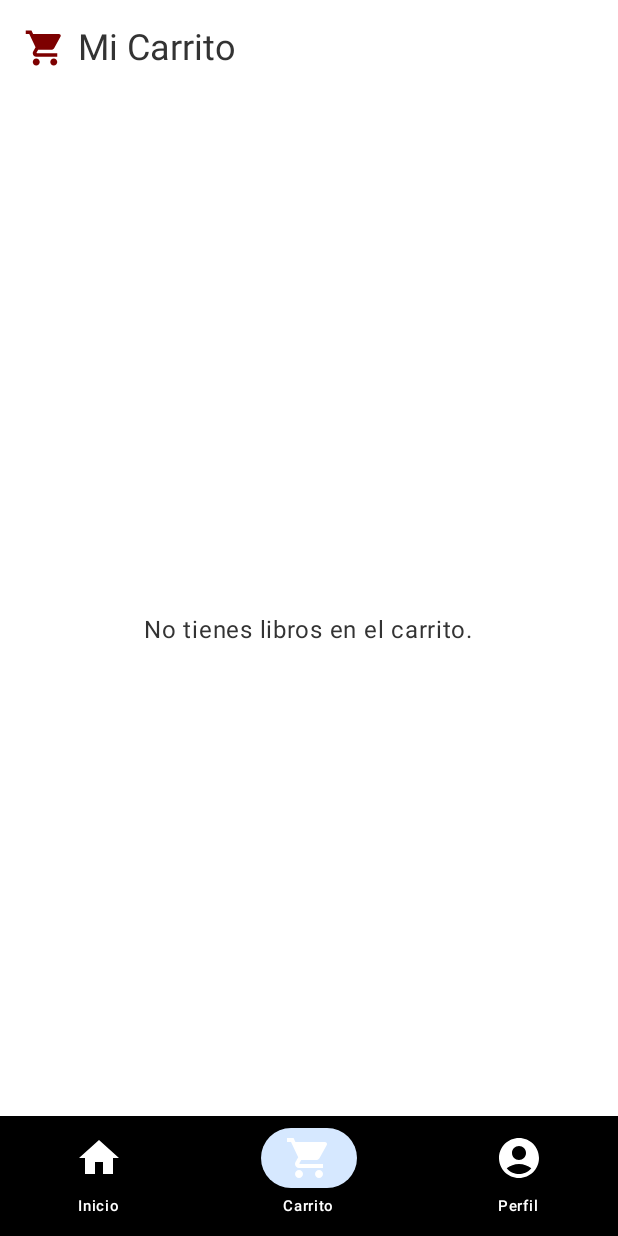
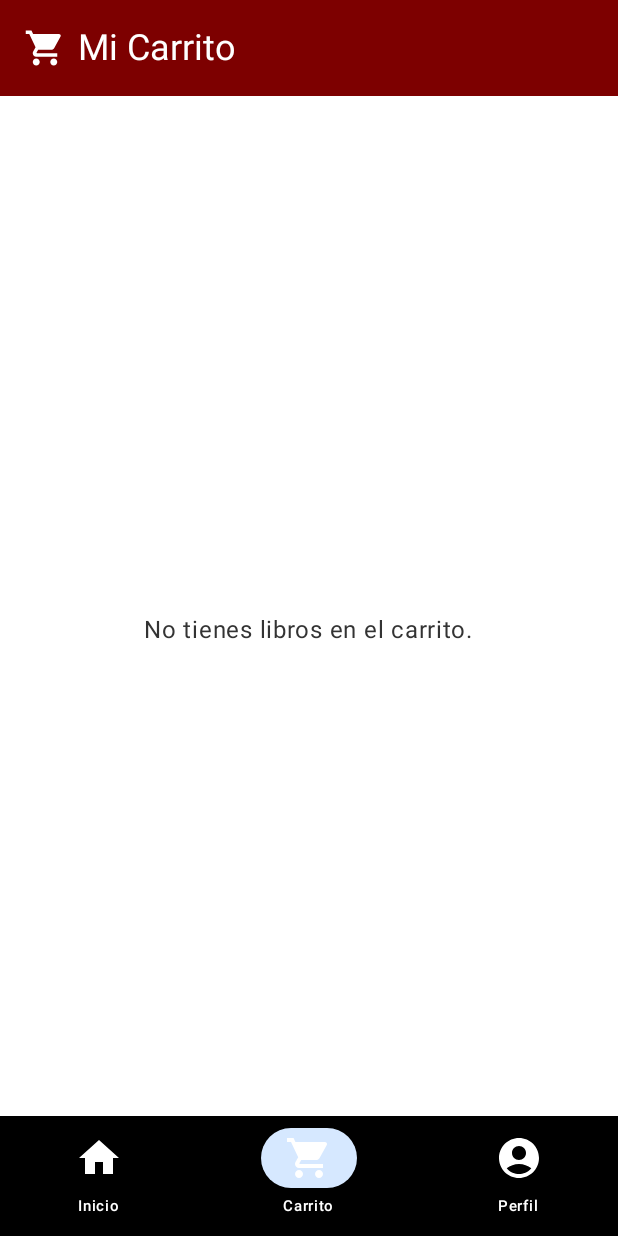
Before and after one commit to liamell/WhatABookMobile, an Android app built with Jetpack Compose: the CartScreen screen opened through its navigation route, on a phone screen of 412 x 824 dp. Run offline under Robolectric (Android 15) with nearby library versions, the phone set to English and light mode, and no system bars; our stand-ins replace Dagger/Hilt's generated code; pictures from the network do not load.

```diff
--- a/app/src/main/java/edu/ucne/whatabook/presentation/screens/cartscreen/CartScreen.kt
+++ b/app/src/main/java/edu/ucne/whatabook/presentation/screens/cartscreen/CartScreen.kt
@@ -73,18 +73,21 @@ fun CartScreen(
                         Icon(
                             Icons.Filled.ShoppingCart,
                             contentDescription = "Carrito",
-                            tint = colorScheme.primary,
+                            // CAMBIO: Color blanco
+                            tint = Color.White,
                             modifier = Modifier.size(28.dp)
                         )
                         Spacer(modifier = Modifier.width(8.dp))
                         Text(
                             "Mi Carrito",
-                            color = colorScheme.onSurface,
+                            // CAMBIO: Color blanco
+                            color = Color.White,
                             style = MaterialTheme.typography.headlineSmall
                         )
                     }
                 },
-                colors = TopAppBarDefaults.topAppBarColors(containerColor = Color.Transparent)
+                // CAMBIO: Fondo con color primario (rojo)
+                colors = TopAppBarDefaults.topAppBarColors(containerColor = colorScheme.primary)
             )
         },
         bottomBar = {
```
